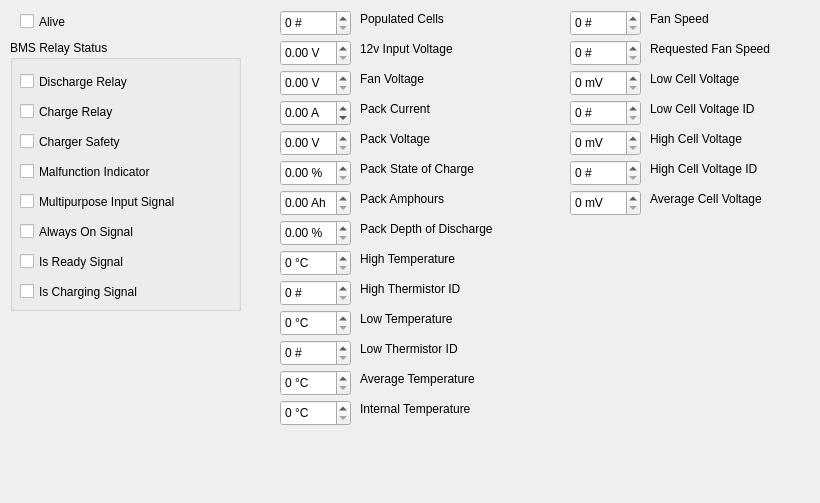
Old version of the form src/UILayer/Packet/BatteryTab.ui in the repository UCSolarCarTeam/Epsilon-Telemetry-Test-Tool.
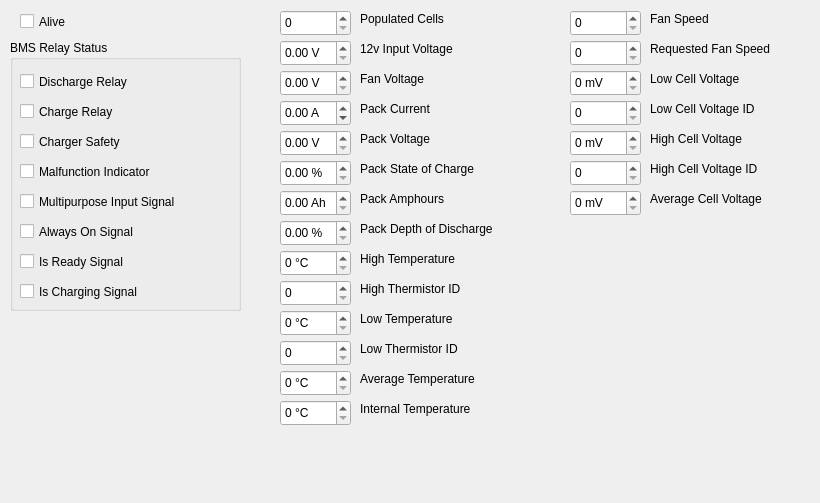
New version of the form.

Commit message: SFT-74 Removed '#' from unit labels

```diff
--- a/src/UILayer/Packet/BatteryTab.ui
+++ b/src/UILayer/Packet/BatteryTab.ui
@@ -71,7 +71,7 @@
     </rect>
    </property>
    <property name="suffix">
-    <string> #</string>
+    <string> </string>
    </property>
    <property name="maximum">
     <number>255</number>
@@ -450,7 +450,7 @@
     <string>&lt;html&gt;&lt;head/&gt;&lt;body&gt;&lt;p&gt;Should Always be 30&lt;/p&gt;&lt;/body&gt;&lt;/html&gt;</string>
    </property>
    <property name="suffix">
-    <string> #</string>
+    <string/>
    </property>
    <property name="maximum">
     <number>255</number>
@@ -482,7 +482,7 @@
     </rect>
    </property>
    <property name="suffix">
-    <string> #</string>
+    <string> </string>
    </property>
    <property name="maximum">
     <number>255</number>
@@ -498,7 +498,7 @@
     </rect>
    </property>
    <property name="suffix">
-    <string> #</string>
+    <string> </string>
    </property>
    <property name="maximum">
     <number>255</number>
@@ -514,7 +514,7 @@
     </rect>
    </property>
    <property name="suffix">
-    <string> #</string>
+    <string> </string>
    </property>
    <property name="maximum">
     <number>255</number>
@@ -629,7 +629,7 @@
     <string>&lt;html&gt;&lt;head/&gt;&lt;body&gt;&lt;p&gt;0 ~ 62&lt;/p&gt;&lt;/body&gt;&lt;/html&gt;</string>
    </property>
    <property name="suffix">
-    <string> #</string>
+    <string> </string>
    </property>
    <property name="maximum">
     <number>255</number>
@@ -796,7 +796,7 @@
     <string>&lt;html&gt;&lt;head/&gt;&lt;body&gt;&lt;p&gt;0 ~ 62&lt;/p&gt;&lt;/body&gt;&lt;/html&gt;</string>
    </property>
    <property name="suffix">
-    <string> #</string>
+    <string> </string>
    </property>
    <property name="maximum">
     <number>255</number>
```
